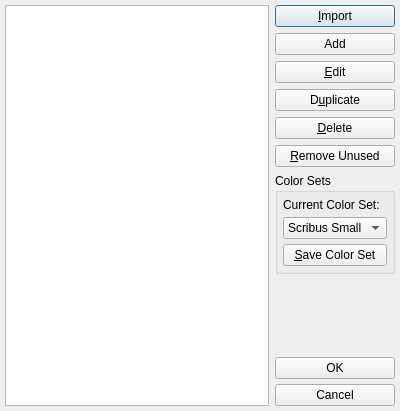
Old version of the form scribus/ui/paintmanagerbase.ui in the repository scribusproject/scribus.
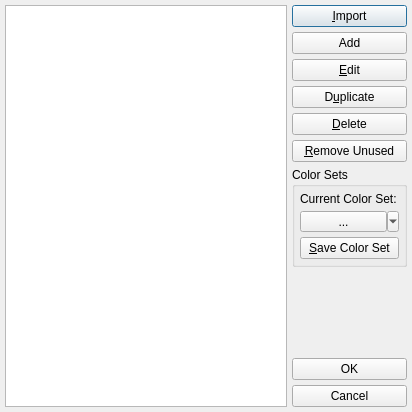
New version of the form. Custom widgets are drawn as their Qt base class.

```diff
--- a/scribus/ui/paintmanagerbase.ui
+++ b/scribus/ui/paintmanagerbase.ui
@@ -6,8 +6,8 @@
    <rect>
     <x>0</x>
     <y>0</y>
-    <width>400</width>
-    <height>411</height>
+    <width>412</width>
+    <height>412</height>
    </rect>
   </property>
   <property name="windowTitle">
@@ -20,6 +20,9 @@
    <bool>true</bool>
   </property>
   <layout class="QHBoxLayout" name="horizontalLayout" stretch="1,0">
+   <property name="spacing">
+    <number>5</number>
+   </property>
    <property name="margin">
     <number>5</number>
    </property>
@@ -46,10 +49,7 @@
     </widget>
    </item>
    <item>
-    <layout class="QVBoxLayout" name="verticalLayout">
-     <property name="sizeConstraint">
-      <enum>QLayout::SetDefaultConstraint</enum>
-     </property>
+    <layout class="QVBoxLayout" name="verticalLayout_2">
      <item>
       <widget class="QPushButton" name="importButton">
        <property name="toolTip">
@@ -121,7 +121,7 @@
        <property name="title">
         <string>Color Sets</string>
        </property>
-       <layout class="QVBoxLayout" name="verticalLayout_3">
+       <layout class="QVBoxLayout" name="verticalLayout">
         <property name="spacing">
          <number>5</number>
         </property>
@@ -136,15 +136,19 @@
          </widget>
         </item>
         <item>
-         <widget class="QComboBox" name="LoadColSet">
-          <property name="toolTip">
-           <string>Choose a color set to load</string>
+         <widget class="SwatchCombo" name="LoadColSet">
+          <property name="sizePolicy">
+           <sizepolicy hsizetype="Expanding" vsizetype="Fixed">
+            <horstretch>0</horstretch>
+            <verstretch>0</verstretch>
+           </sizepolicy>
           </property>
-          <item>
-           <property name="text">
-            <string>Scribus Small</string>
-           </property>
-          </item>
+          <property name="text">
+           <string>...</string>
+          </property>
+          <property name="popupMode">
+           <enum>QToolButton::MenuButtonPopup</enum>
+          </property>
          </widget>
         </item>
         <item>
@@ -201,6 +205,13 @@
    </item>
   </layout>
  </widget>
+ <customwidgets>
+  <customwidget>
+   <class>SwatchCombo</class>
+   <extends>QToolButton</extends>
+   <header>ui/swatchcombo.h</header>
+  </customwidget>
+ </customwidgets>
  <resources/>
  <connections/>
 </ui>
```
